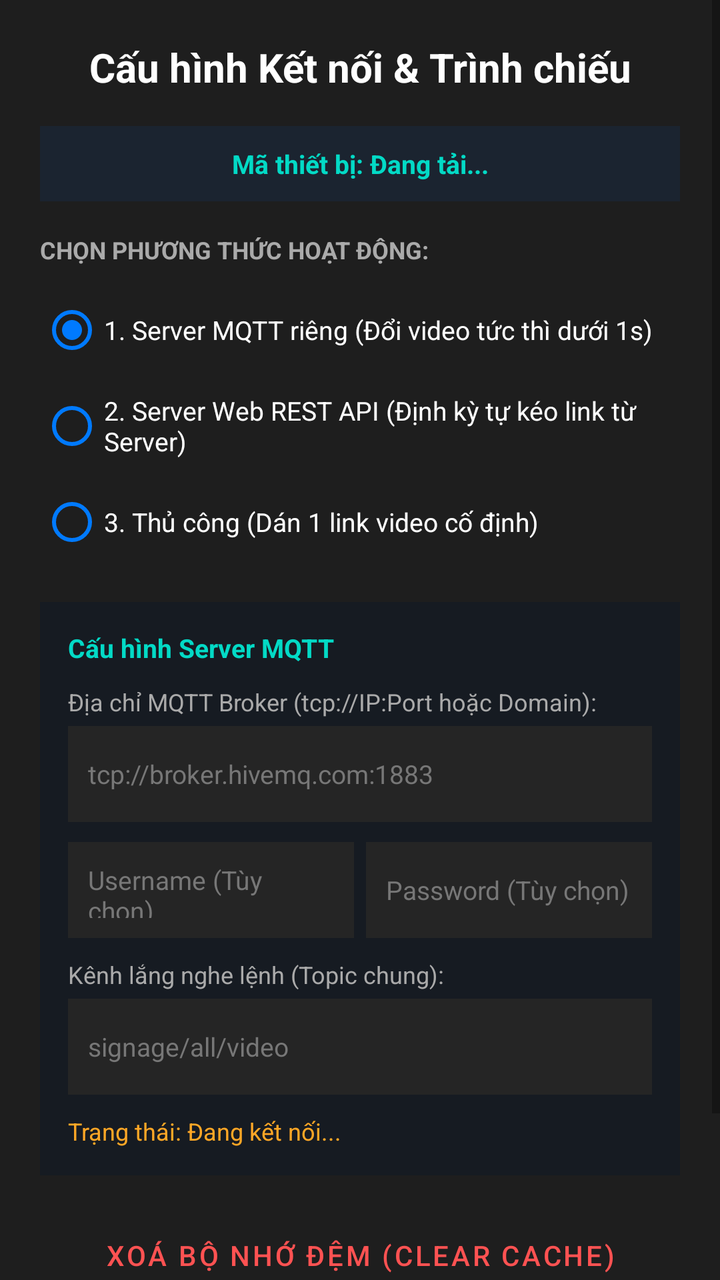
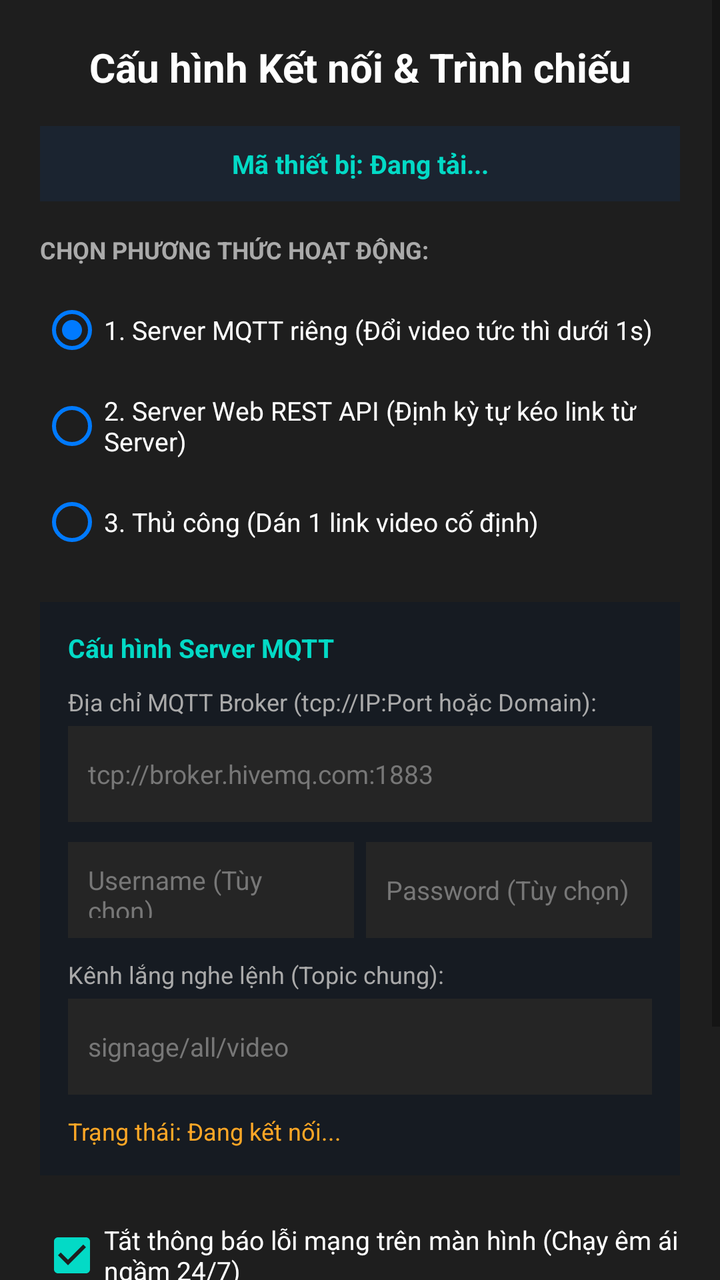

The first picture is an Android layout as it rendered before a commit; the second is the same layout after the commit. The layout source and the unified diff follow.
<!-- AndroidManifest.xml: application theme Theme.SmartSignagePlayer -->
<!-- res/layout/dialog_settings.xml -->
<?xml version="1.0" encoding="utf-8"?>
<ScrollView xmlns:android="http://schemas.android.com/apk/res/android"
    xmlns:app="http://schemas.android.com/apk/res-auto"
    android:layout_width="match_parent"
    android:layout_height="wrap_content"
    android:background="@color/dark_card">

    <LinearLayout
        android:layout_width="match_parent"
        android:layout_height="wrap_content"
        android:orientation="vertical"
        android:padding="20dp">

        <TextView
            android:layout_width="match_parent"
            android:layout_height="wrap_content"
            android:text="Cấu hình Kết nối &amp; Trình chiếu"
            android:textColor="@color/white"
            android:textSize="20sp"
            android:textStyle="bold"
            android:gravity="center"
            android:layout_marginBottom="16dp" />

        
        <TextView
            android:id="@+id/tvDeviceIdHeader"
            android:layout_width="match_parent"
            android:layout_height="wrap_content"
            android:background="#1B2430"
            android:padding="10dp"
            android:text="Mã thiết bị: Đang tải..."
            android:textColor="@color/accent_teal"
            android:textSize="13sp"
            android:textStyle="bold"
            android:gravity="center"
            android:layout_marginBottom="16dp" />

        
        <TextView
            android:layout_width="wrap_content"
            android:layout_height="wrap_content"
            android:text="CHỌN PHƯƠNG THỨC HOẠT ĐỘNG:"
            android:textColor="@color/text_secondary"
            android:textSize="12sp"
            android:textStyle="bold"
            android:layout_marginBottom="8dp" />

        <RadioGroup
            android:id="@+id/rgSyncMode"
            android:layout_width="match_parent"
            android:layout_height="wrap_content"
            android:layout_marginBottom="16dp">

            <RadioButton
                android:id="@+id/rbModeMqtt"
                android:layout_width="match_parent"
                android:layout_height="wrap_content"
                android:text="1. Server MQTT riêng (Đổi video tức thì dưới 1s)"
                android:textColor="@color/white"
                android:textSize="13sp"
                android:buttonTint="@color/accent_blue"
                android:checked="true" />

            <RadioButton
                android:id="@+id/rbModeHttp"
                android:layout_width="match_parent"
                android:layout_height="wrap_content"
                android:text="2. Server Web REST API (Định kỳ tự kéo link từ Server)"
                android:textColor="@color/white"
                android:textSize="13sp"
                android:buttonTint="@color/accent_blue" />

            <RadioButton
                android:id="@+id/rbModeDirect"
                android:layout_width="match_parent"
                android:layout_height="wrap_content"
                android:text="3. Thủ công (Dán 1 link video cố định)"
                android:textColor="@color/white"
                android:textSize="13sp"
                android:buttonTint="@color/accent_blue" />
        </RadioGroup>

        
        
        
        <LinearLayout
            android:id="@+id/layoutMqttConfig"
            android:layout_width="match_parent"
            android:layout_height="wrap_content"
            android:orientation="vertical"
            android:background="#161B22"
            android:padding="14dp"
            android:layout_marginBottom="16dp">

            <TextView
                android:layout_width="wrap_content"
                android:layout_height="wrap_content"
                android:text="Cấu hình Server MQTT"
                android:textColor="@color/accent_teal"
                android:textSize="13sp"
                android:textStyle="bold"
                android:layout_marginBottom="10dp" />

            <TextView
                android:layout_width="wrap_content"
                android:layout_height="wrap_content"
                android:text="Địa chỉ MQTT Broker (tcp://IP:Port hoặc Domain):"
                android:textColor="@color/text_secondary"
                android:textSize="12sp"
                android:layout_marginBottom="4dp" />

            <EditText
                android:id="@+id/etMqttBroker"
                android:layout_width="match_parent"
                android:layout_height="48dp"
                android:background="#252525"
                android:padding="10dp"
                android:hint="tcp://broker.hivemq.com:1883"
                android:textColor="@color/white"
                android:textColorHint="#777777"
                android:textSize="13sp"
                android:inputType="textUri"
                android:layout_marginBottom="10dp" />

            <LinearLayout
                android:layout_width="match_parent"
                android:layout_height="wrap_content"
                android:orientation="horizontal"
                android:layout_marginBottom="10dp">

                <EditText
                    android:id="@+id/etMqttUser"
                    android:layout_width="0dp"
                    android:layout_height="48dp"
                    android:layout_weight="1"
                    android:layout_marginEnd="6dp"
                    android:background="#252525"
                    android:padding="10dp"
                    android:hint="Username (Tùy chọn)"
                    android:textColor="@color/white"
                    android:textColorHint="#777777"
                    android:textSize="13sp" />

                <EditText
                    android:id="@+id/etMqttPass"
                    android:layout_width="0dp"
                    android:layout_height="48dp"
                    android:layout_weight="1"
                    android:background="#252525"
                    android:padding="10dp"
                    android:hint="Password (Tùy chọn)"
                    android:textColor="@color/white"
                    android:textColorHint="#777777"
                    android:textSize="13sp"
                    android:inputType="textPassword" />
            </LinearLayout>

            <TextView
                android:layout_width="wrap_content"
                android:layout_height="wrap_content"
                android:text="Kênh lắng nghe lệnh (Topic chung):"
                android:textColor="@color/text_secondary"
                android:textSize="12sp"
                android:layout_marginBottom="4dp" />

            <EditText
                android:id="@+id/etMqttTopic"
                android:layout_width="match_parent"
                android:layout_height="48dp"
                android:background="#252525"
                android:padding="10dp"
                android:hint="signage/all/video"
                android:textColor="@color/white"
                android:textColorHint="#777777"
                android:textSize="13sp"
                android:layout_marginBottom="10dp" />

            <TextView
                android:id="@+id/tvMqttStatusText"
                android:layout_width="wrap_content"
                android:layout_height="wrap_content"
                android:text="Trạng thái: Đang kết nối..."
                android:textColor="#FFA726"
                android:textSize="12sp" />
        </LinearLayout>

        
        
        
        <LinearLayout
            android:id="@+id/layoutHttpConfig"
            android:layout_width="match_parent"
            android:layout_height="wrap_content"
            android:orientation="vertical"
            android:background="#161B22"
            android:padding="14dp"
            android:visibility="gone"
            android:layout_marginBottom="16dp">

            <TextView
                android:layout_width="wrap_content"
                android:layout_height="wrap_content"
                android:text="Cấu hình Server Web REST API"
                android:textColor="@color/accent_teal"
                android:textSize="13sp"
                android:textStyle="bold"
                android:layout_marginBottom="10dp" />

            <TextView
                android:layout_width="wrap_content"
                android:layout_height="wrap_content"
                android:text="Đường dẫn API (GET):"
                android:textColor="@color/text_secondary"
                android:textSize="12sp"
                android:layout_marginBottom="4dp" />

            <EditText
                android:id="@+id/etRestApiUrl"
                android:layout_width="match_parent"
                android:layout_height="48dp"
                android:background="#252525"
                android:padding="10dp"
                android:hint="https://api.example.com/device/video"
                android:textColor="@color/white"
                android:textColorHint="#777777"
                android:textSize="13sp"
                android:inputType="textUri"
                android:layout_marginBottom="10dp" />

            <LinearLayout
                android:layout_width="match_parent"
                android:layout_height="wrap_content"
                android:orientation="horizontal"
                android:gravity="center_vertical"
                android:layout_marginBottom="10dp">

                <TextView
                    android:layout_width="0dp"
                    android:layout_height="wrap_content"
                    android:layout_weight="1"
                    android:text="Chu kỳ tự hỏi Server (Phút):"
                    android:textColor="@color/text_secondary"
                    android:textSize="12sp" />

                <EditText
                    android:id="@+id/etApiInterval"
                    android:layout_width="80dp"
                    android:layout_height="44dp"
                    android:background="#252525"
                    android:padding="8dp"
                    android:text="30"
                    android:textAlignment="center"
                    android:textColor="@color/white"
                    android:textSize="13sp"
                    android:inputType="number" />
            </LinearLayout>

            <TextView
                android:id="@+id/tvRestApiStatusText"
                android:layout_width="wrap_content"
                android:layout_height="wrap_content"
                android:text="Trạng thái: Chưa kiểm tra"
                android:textColor="#FFA726"
                android:textSize="12sp" />
        </LinearLayout>

        
        
        
        <LinearLayout
            android:id="@+id/layoutDirectConfig"
            android:layout_width="match_parent"
            android:layout_height="wrap_content"
            android:orientation="vertical"
            android:background="#161B22"
            android:padding="14dp"
            android:visibility="gone"
            android:layout_marginBottom="16dp">

            <TextView
                android:layout_width="wrap_content"
                android:layout_height="wrap_content"
                android:text="Nhập link video trực tiếp (Google Drive / MP4):"
                android:textColor="@color/white"
                android:textSize="13sp"
                android:textStyle="bold"
                android:layout_marginBottom="8dp" />

            <EditText
                android:id="@+id/etDirectVideoUrl"
                android:layout_width="match_parent"
                android:layout_height="54dp"
                android:background="#252525"
                android:padding="12dp"
                android:hint="Dán link Google Drive hoặc file MP4..."
                android:textColor="@color/white"
                android:textColorHint="#777777"
                android:textSize="13sp"
                android:inputType="textUri" />
        </LinearLayout>

        
        <Button
            android:id="@+id/btnClearCache"
            style="@style/Widget.MaterialComponents.Button.OutlinedButton"
            android:layout_width="match_parent"
            android:layout_height="wrap_content"
            android:text="@string/btn_clear_cache"
            android:textColor="#FF5252"
            app:strokeColor="#FF5252"
            android:layout_marginBottom="16dp"
            android:focusable="true" />

        
        <LinearLayout
            android:layout_width="match_parent"
            android:layout_height="wrap_content"
            android:orientation="horizontal">

            <Button
                android:id="@+id/btnCloseDialog"
                style="@style/Widget.MaterialComponents.Button.TextButton"
                android:layout_width="0dp"
                android:layout_height="48dp"
                android:layout_weight="1"
                android:text="@string/btn_close"
                android:textColor="@color/text_secondary"
                android:focusable="true" />

            <Button
                android:id="@+id/btnSaveAndPlay"
                android:layout_width="0dp"
                android:layout_height="48dp"
                android:layout_weight="2"
                android:text="Lưu &amp; Áp Dụng Cấu Hình"
                android:backgroundTint="@color/accent_blue"
                android:textColor="@color/white"
                android:textStyle="bold"
                android:focusable="true" />
        </LinearLayout>

    </LinearLayout>
</ScrollView>
<!-- resources referenced by this layout -->
<resources>
  <color name="accent_blue">#FF007AFF</color>
  <color name="accent_teal">#FF03DAC6</color>
  <color name="dark_card">#FF1E1E1E</color>
  <color name="text_secondary">#FFAAAAAA</color>
  <color name="white">#FFFFFFFF</color>
  <string name="btn_clear_cache">Xoá bộ nhớ đệm (Clear Cache)</string>
  <string name="btn_close">Đóng</string>
  <style name="Theme.SmartSignagePlayer" parent="Theme.MaterialComponents.DayNight.NoActionBar">
          
          <item name="colorPrimary">@color/accent_blue</item>
          <item name="colorPrimaryVariant">@color/accent_blue_dark</item>
          <item name="colorOnPrimary">@color/white</item>
          
          <item name="colorSecondary">@color/accent_teal</item>
          <item name="colorOnSecondary">@color/black</item>
          
          <item name="android:statusBarColor">@color/black</item>
          <item name="android:navigationBarColor">@color/black</item>
          <item name="android:windowBackground">@color/black</item>
      </style>
  <color name="accent_blue_dark">#FF0056B3</color>
  <color name="black">#FF000000</color>
</resources>

<!-- the commit's change to res/layout/dialog_settings.xml (unified diff, before → after) -->
@@ -300,6 +300,18 @@
         </LinearLayout>
 
         
+        <CheckBox
+            android:id="@+id/cbHideNetworkErrors"
+            android:layout_width="match_parent"
+            android:layout_height="wrap_content"
+            android:text="Tắt thông báo lỗi mạng trên màn hình (Chạy êm ái ngầm 24/7)"
+            android:textColor="@color/white"
+            android:textSize="13sp"
+            android:buttonTint="@color/accent_teal"
+            android:checked="true"
+            android:layout_marginBottom="14dp" />
+
+        
         <Button
             android:id="@+id/btnClearCache"
             style="@style/Widget.MaterialComponents.Button.OutlinedButton"
